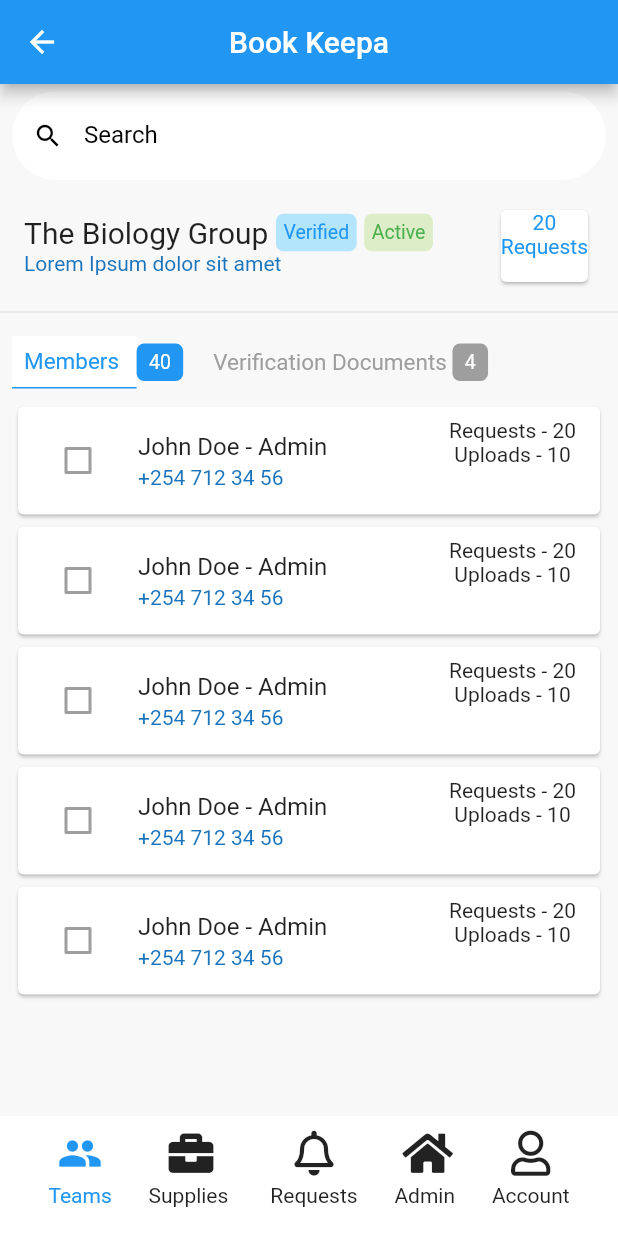
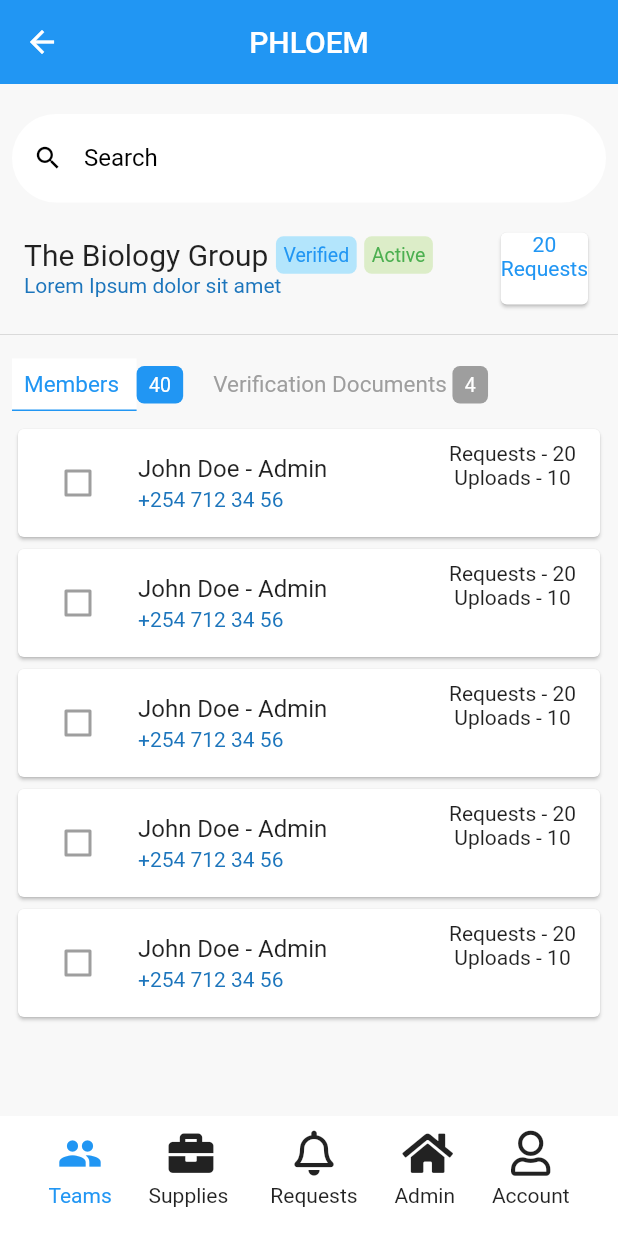
Before and after one commit to felixivance/interview_designs, a Flutter app: the BookKeepaPage screen opened directly, on a phone screen of 412 x 824 dp. Run offline on Flutter 3.47's test engine with Material 2 defaults, Android fonts, the phone set to English and light mode, and no system bars; our stand-ins replace font_awesome_flutter; Roboto replaces fonts that are missing (Cairo).

Commit message:
updated book keeper ui page

```diff
--- a/lib/screens/bookKeeperPage.dart
+++ b/lib/screens/bookKeeperPage.dart
@@ -25,14 +25,16 @@ class _BookKeepaPageState extends State<BookKeepaPage>  {
       key: _scaffoldKey,
       appBar: AppBar(
         centerTitle: true,
-        title: Text("Book Keepa"),
+        title: Text("PHLOEM", style: TextStyle(color: Colors.white),),
+        // backgroundColor: Colors.white,
+        elevation: 0.0,
       ),
       bottomNavigationBar: bottomNav(),
       body: SingleChildScrollView(
         child: Column(
           children: <Widget>[
             Padding(
-                padding: EdgeInsets.fromLTRB(8.0,5.0,8.0,8.0),
+                padding: EdgeInsets.fromLTRB(8.0,20.0,8.0,8.0),
                 child: InkWell(
                   onTap: (){
                   },
```
